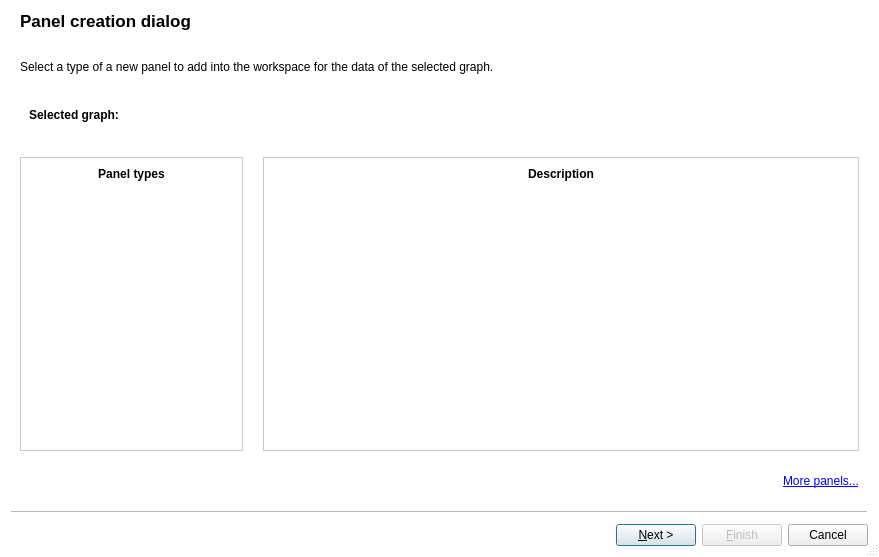
First picture: the form in plugins/perspective/GraphPerspective/designer/PanelSelectionWizard.ui, repository Tulip-Dev/tulip, before the edit.
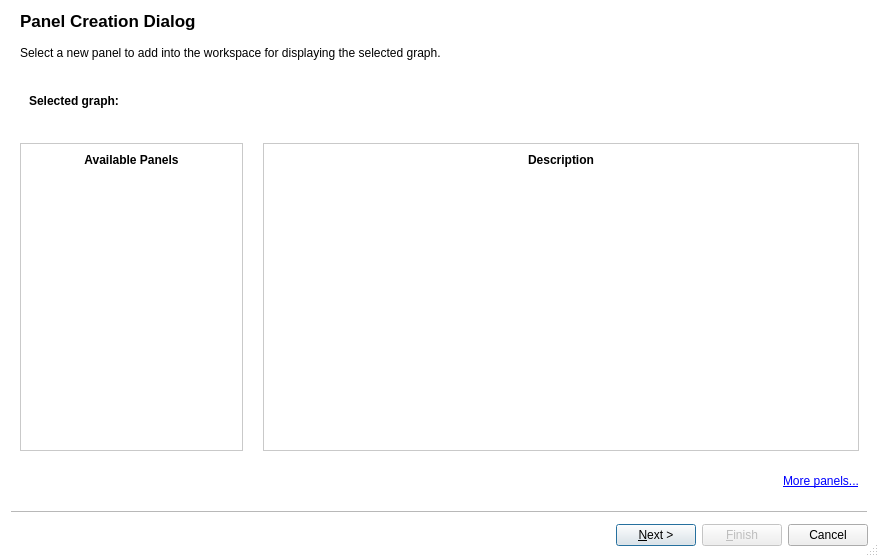
Second picture: the form after the edit. Icons and pictures are not drawn. Custom widgets are drawn as their Qt base class.

Commit message: Hide "more panels" link on Linux. Fix English in the the dialog box

The edit to the form file:
```diff
--- a/plugins/perspective/GraphPerspective/designer/PanelSelectionWizard.ui
+++ b/plugins/perspective/GraphPerspective/designer/PanelSelectionWizard.ui
@@ -56,7 +56,7 @@
   </property>
   <widget class="QWizardPage" name="choosePanelPage">
    <property name="title">
-    <string>&lt;img src=&quot;:/tulip/graphperspective/icons/32/view-open.png&quot; width=32 height=32/&gt; Panel creation dialog</string>
+    <string>&lt;img src=&quot;:/tulip/graphperspective/icons/32/view-open.png&quot; width=32 height=32/&gt; Panel Creation Dialog</string>
    </property>
    <attribute name="pageId">
     <string notr="true">0</string>
@@ -68,7 +68,7 @@
     <item>
      <widget class="QLabel" name="page1HelpLabel">
       <property name="text">
-       <string>&lt;br/&gt;Select a type of a new panel to add into the workspace for the data of the selected graph.</string>
+          <string>Select a new panel to add into the workspace for displaying the selected graph.</string>
       </property>
       <property name="wordWrap">
        <bool>true</bool>
@@ -148,7 +148,7 @@
             </font>
            </property>
            <property name="text">
-            <string>Panel types</string>
+            <string>Available Panels</string>
            </property>
            <property name="alignment">
             <set>Qt::AlignCenter</set>
```
The commit also changes 1 other file.
